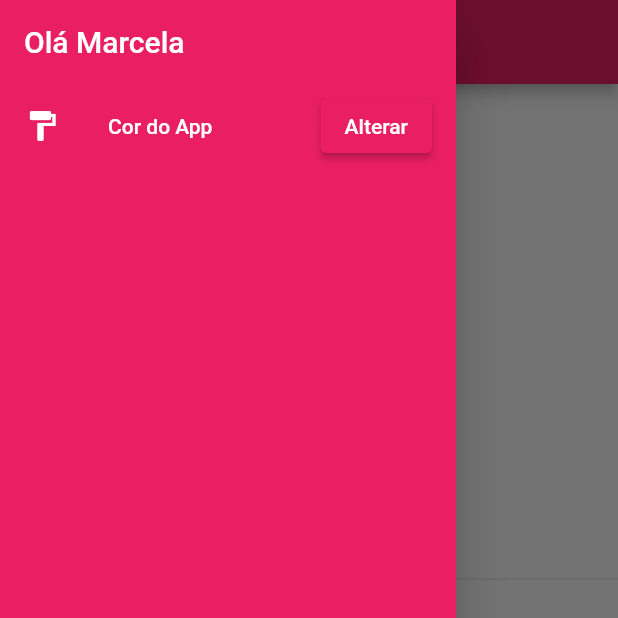
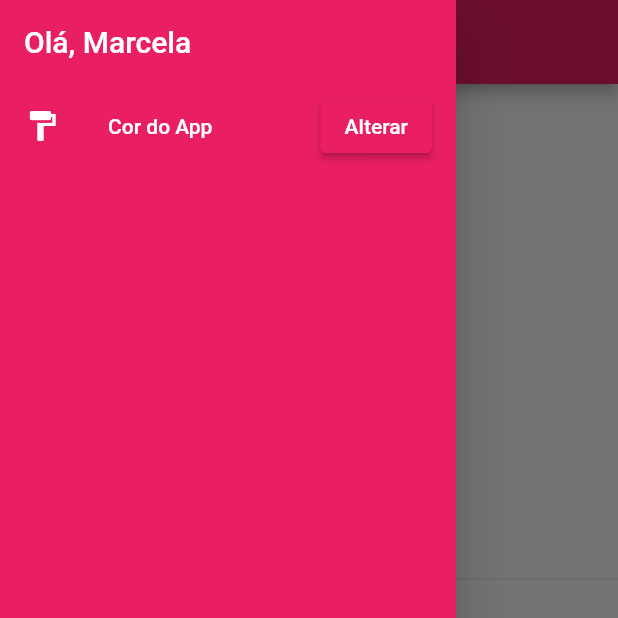
Before and after one commit to gabrielpc4/caderninho_money, a Flutter app: the screen it shows after launch, with the side drawer open, on a phone screen of 412 x 824 dp, the top half of it. Run offline on Flutter 3.47's test engine with Material 2 defaults, Android fonts, the phone set to English and light mode, and no system bars; our stand-ins replace flutter_colorpicker, flutter_masked_text, shared_preferences; missing offline and left inert: shared_preferences_web.

Commit message:
Fix unusable state after tapping the edit budget button

```diff
--- a/lib/main.dart
+++ b/lib/main.dart
@@ -252,7 +252,6 @@ class _MyHomePageState extends State<MyHomePage> {
                       if (isEditingMoneyLeft)
                         SizedBox(
                           width: 100,
-                          child: Flexible(
                           child: TextField(
                             keyboardType: TextInputType.number,
                             textAlign: TextAlign.center,
@@ -263,8 +262,6 @@ class _MyHomePageState extends State<MyHomePage> {
                                     color: Colors.white, width: 2.0),
                                 borderRadius: BorderRadius.circular(25.0),
                               ),
-                              ),
-                              style: Theme.of(context).textTheme.bodyText1,
                             ),
                           ),
                         ),
@@ -277,6 +274,7 @@ class _MyHomePageState extends State<MyHomePage> {
                                   moneyLeftTextEditingController.text)) {
                                 moneyLeft = double.parse(
                                     moneyLeftTextEditingController.text);
+                                calculateSpendPerDayMoney();
                               }
                             });
                           } else {
--- a/lib/widget/navigation_drawer_widget.dart
+++ b/lib/widget/navigation_drawer_widget.dart
@@ -33,7 +33,7 @@ class _NavigationDrawerWidgetState extends State<NavigationDrawerWidget> {
         child: ListView(
           children: <Widget>[
             const ListTile(
-              title: Text("Olá Marcela",
+              title: Text("Olá, Marcela",
                   style: TextStyle(fontSize: 20, color: Colors.white)),
             ),
             // buildMenuItem(
```
Also changed, not shown: 1 other file. Lines whose indentation alone changed are shown as unchanged.
